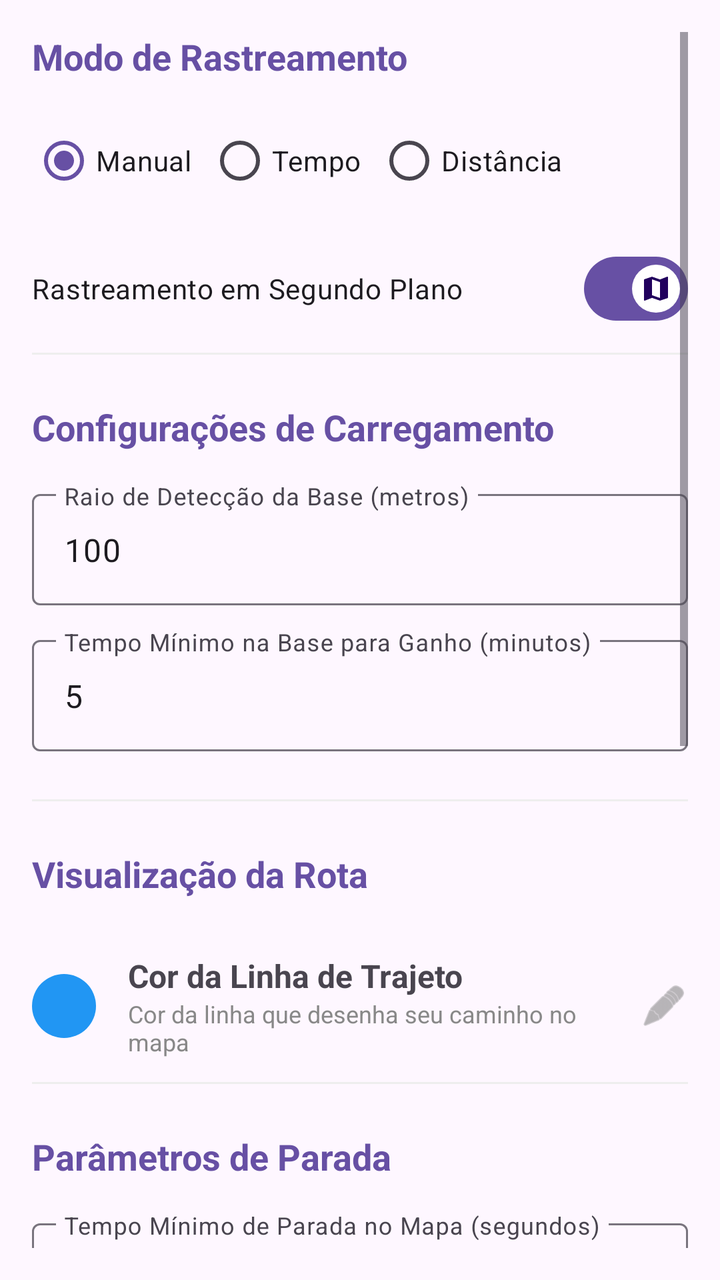
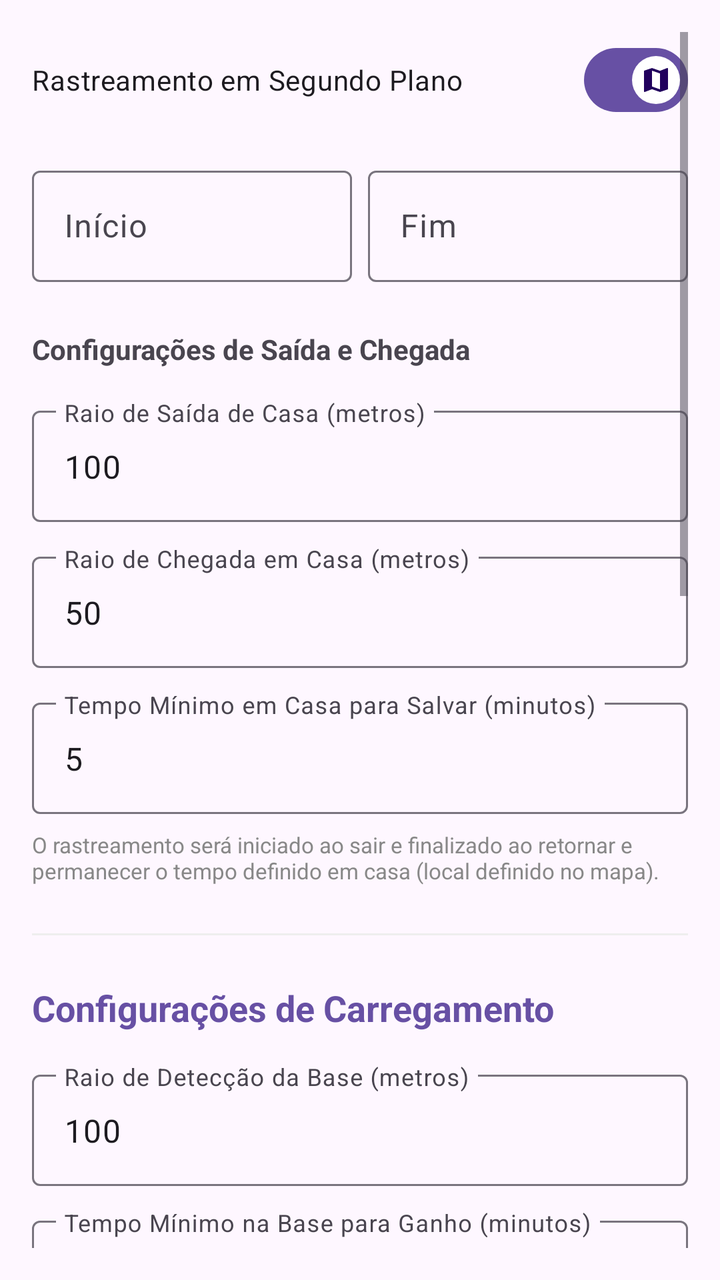

Compare the two renders of this Android layout. The source of the first and the diff that turns it into the second are given below.
<!-- AndroidManifest.xml: application theme Theme.Entregas -->
<!-- res/layout/fragment_tracking_settings.xml -->
<?xml version="1.0" encoding="utf-8"?>
<ScrollView xmlns:android="http://schemas.android.com/apk/res/android"
    xmlns:app="http://schemas.android.com/apk/res-auto"
    android:layout_width="match_parent"
    android:layout_height="match_parent"
    android:padding="16dp">

    <LinearLayout
        android:layout_width="match_parent"
        android:layout_height="wrap_content"
        android:orientation="vertical">

        <TextView
            android:layout_width="match_parent"
            android:layout_height="wrap_content"
            android:text="Modo de Rastreamento"
            android:textSize="18sp"
            android:textStyle="bold"
            android:layout_marginBottom="16dp"
            android:textColor="?attr/colorPrimary"/>

        <RadioGroup
            android:id="@+id/rgTrackingMode"
            android:layout_width="match_parent"
            android:layout_height="wrap_content"
            android:orientation="horizontal"
            android:layout_marginBottom="16dp">
            <RadioButton
                android:id="@+id/rbManualTracking"
                android:layout_width="wrap_content"
                android:layout_height="wrap_content"
                android:text="Manual"
                android:checked="true"/>
            <RadioButton
                android:id="@+id/rbAutoTracking"
                android:layout_width="wrap_content"
                android:layout_height="wrap_content"
                android:layout_marginStart="8dp"
                android:text="Tempo"/>
            <RadioButton
                android:id="@+id/rbDistanceTracking"
                android:layout_width="wrap_content"
                android:layout_height="wrap_content"
                android:layout_marginStart="8dp"
                android:text="Distância"/>
        </RadioGroup>

        <com.google.android.material.materialswitch.MaterialSwitch
            android:id="@+id/switchBackgroundTracking"
            android:layout_width="match_parent"
            android:layout_height="wrap_content"
            android:text="Rastreamento em Segundo Plano"
            android:checked="true"
            android:layout_marginBottom="8dp"
            app:thumbIcon="@drawable/ic_map"
            android:textColor="?attr/colorOnSurface"/>

        
        <LinearLayout
            android:id="@+id/layoutDevComboioSettings"
            android:layout_width="match_parent"
            android:layout_height="wrap_content"
            android:orientation="vertical"
            android:visibility="gone">

            <TextView
                android:layout_width="match_parent"
                android:layout_height="wrap_content"
                android:text="Privacidade do Modo Comboio"
                android:textSize="16sp"
                android:textStyle="bold"
                android:layout_marginBottom="8dp"/>

            <RadioGroup
                android:id="@+id/rgComboioMode"
                android:layout_width="match_parent"
                android:layout_height="wrap_content"
                android:orientation="vertical"
                android:layout_marginBottom="8dp">
                <RadioButton
                    android:id="@+id/rbComboioTargeted"
                    android:layout_width="match_parent"
                    android:layout_height="wrap_content"
                    android:text="Direcionado e Temporário (via Perfil)"/>
                <RadioButton
                    android:id="@+id/rbComboioAll"
                    android:layout_width="match_parent"
                    android:layout_height="wrap_content"
                    android:text="Todos os Amigos (Sempre que rastrear)"/>
                <RadioButton
                    android:id="@+id/rbComboioDisabled"
                    android:layout_width="match_parent"
                    android:layout_height="wrap_content"
                    android:text="Desativado (Ninguém me vê)"/>
            </RadioGroup>

            <TextView
                android:id="@+id/textComboioHint"
                android:layout_width="match_parent"
                android:layout_height="wrap_content"
                android:text="No modo Direcionado, você ativa o sinal individualmente no perfil de cada amigo."
                android:textSize="12sp"
                android:textColor="#888888"
                android:layout_marginBottom="24dp"
                android:paddingHorizontal="4dp"/>
        </LinearLayout>

        
        <LinearLayout
            android:id="@+id/layoutAutoTrackingTime"
            android:layout_width="match_parent"
            android:layout_height="wrap_content"
            android:orientation="horizontal"
            android:layout_marginBottom="24dp"
            android:visibility="gone">

            <com.google.android.material.textfield.TextInputLayout
                android:layout_width="0dp"
                android:layout_height="wrap_content"
                android:layout_weight="1"
                android:hint="Início">
                <com.google.android.material.textfield.TextInputEditText
                    android:id="@+id/editTrackingStart"
                    android:layout_width="match_parent"
                    android:layout_height="wrap_content"
                    android:inputType="none"
                    android:focusable="false"
                    android:clickable="true"/>
            </com.google.android.material.textfield.TextInputLayout>

            <com.google.android.material.textfield.TextInputLayout
                android:layout_width="0dp"
                android:layout_height="wrap_content"
                android:layout_weight="1"
                android:layout_marginStart="8dp"
                android:hint="Fim">
                <com.google.android.material.textfield.TextInputEditText
                    android:id="@+id/editTrackingEnd"
                    android:layout_width="match_parent"
                    android:layout_height="wrap_content"
                    android:inputType="none"
                    android:focusable="false"
                    android:clickable="true"/>
            </com.google.android.material.textfield.TextInputLayout>
        </LinearLayout>

        
        <LinearLayout
            android:id="@+id/layoutAutoTrackingDistance"
            android:layout_width="match_parent"
            android:layout_height="wrap_content"
            android:orientation="vertical"
            android:layout_marginBottom="24dp"
            android:visibility="gone">

            <TextView
                android:layout_width="match_parent"
                android:layout_height="wrap_content"
                android:text="Configurações de Saída e Chegada"
                android:textStyle="bold"
                android:layout_marginBottom="16dp"/>

            <com.google.android.material.textfield.TextInputLayout
                android:layout_width="match_parent"
                android:layout_height="wrap_content"
                android:hint="Raio de Saída de Casa (metros)"
                android:layout_marginBottom="12dp"
                style="@style/Widget.Material3.TextInputLayout.OutlinedBox">
                <com.google.android.material.textfield.TextInputEditText
                    android:id="@+id/editHomeTriggerRadius"
                    android:layout_width="match_parent"
                    android:layout_height="wrap_content"
                    android:inputType="number"
                    android:text="100"/>
            </com.google.android.material.textfield.TextInputLayout>

            <com.google.android.material.textfield.TextInputLayout
                android:layout_width="match_parent"
                android:layout_height="wrap_content"
                android:hint="Raio de Chegada em Casa (metros)"
                android:layout_marginBottom="12dp"
                style="@style/Widget.Material3.TextInputLayout.OutlinedBox">
                <com.google.android.material.textfield.TextInputEditText
                    android:id="@+id/editHomeArrivalRadius"
                    android:layout_width="match_parent"
                    android:layout_height="wrap_content"
                    android:inputType="number"
                    android:text="50"/>
            </com.google.android.material.textfield.TextInputLayout>

            <com.google.android.material.textfield.TextInputLayout
                android:layout_width="match_parent"
                android:layout_height="wrap_content"
                android:hint="Tempo Mínimo em Casa para Salvar (minutos)"
                style="@style/Widget.Material3.TextInputLayout.OutlinedBox">
                <com.google.android.material.textfield.TextInputEditText
                    android:id="@+id/editHomeArrivalTime"
                    android:layout_width="match_parent"
                    android:layout_height="wrap_content"
                    android:inputType="number"
                    android:text="5"/>
            </com.google.android.material.textfield.TextInputLayout>

            <TextView
                android:layout_width="match_parent"
                android:layout_height="wrap_content"
                android:text="O rastreamento será iniciado ao sair e finalizado ao retornar e permanecer o tempo definido em casa (local definido no mapa)."
                android:textSize="11sp"
                android:textColor="#888888"
                android:layout_marginTop="8dp"/>
        </LinearLayout>

        <View android:layout_width="match_parent" android:layout_height="1dp" android:background="#EEEEEE" android:layout_marginBottom="24dp"/>

        <TextView
            android:layout_width="match_parent"
            android:layout_height="wrap_content"
            android:text="Configurações de Carregamento"
            android:textSize="18sp"
            android:textStyle="bold"
            android:layout_marginBottom="16dp"
            android:textColor="?attr/colorPrimary"/>

        <com.google.android.material.textfield.TextInputLayout
            android:layout_width="match_parent"
            android:layout_height="wrap_content"
            android:hint="Raio de Detecção da Base (metros)"
            android:layout_marginBottom="12dp"
            style="@style/Widget.Material3.TextInputLayout.OutlinedBox">
            <com.google.android.material.textfield.TextInputEditText
                android:id="@+id/editLoadingRadius"
                android:layout_width="match_parent"
                android:layout_height="wrap_content"
                android:inputType="number"
                android:text="100"/>
        </com.google.android.material.textfield.TextInputLayout>

        <com.google.android.material.textfield.TextInputLayout
            android:layout_width="match_parent"
            android:layout_height="wrap_content"
            android:hint="Tempo Mínimo na Base para Ganho (minutos)"
            android:layout_marginBottom="24dp"
            style="@style/Widget.Material3.TextInputLayout.OutlinedBox">
            <com.google.android.material.textfield.TextInputEditText
                android:id="@+id/editLoadingTime"
                android:layout_width="match_parent"
                android:layout_height="wrap_content"
                android:inputType="number"
                android:text="5"/>
        </com.google.android.material.textfield.TextInputLayout>

        <View android:layout_width="match_parent" android:layout_height="1dp" android:background="#EEEEEE" android:layout_marginBottom="24dp"/>

        <TextView
            android:layout_width="match_parent"
            android:layout_height="wrap_content"
            android:text="Visualização da Rota"
            android:textSize="18sp"
            android:textStyle="bold"
            android:layout_marginBottom="16dp"
            android:textColor="?attr/colorPrimary"/>

        <LinearLayout
            android:id="@+id/layoutColorRouteLine"
            android:layout_width="match_parent"
            android:layout_height="wrap_content"
            android:orientation="horizontal"
            android:gravity="center_vertical"
            android:paddingVertical="12dp"
            android:clickable="true"
            android:focusable="true"
            android:background="?attr/selectableItemBackground">

            <View
                android:id="@+id/viewColorRouteLine"
                android:layout_width="32dp"
                android:layout_height="32dp"
                android:background="@drawable/bg_circle_primary"
                android:layout_marginEnd="16dp"
                android:backgroundTint="#2196F3"/>

            <LinearLayout
                android:layout_width="0dp"
                android:layout_height="wrap_content"
                android:layout_weight="1"
                android:orientation="vertical">
                <TextView
                    android:layout_width="match_parent"
                    android:layout_height="wrap_content"
                    android:text="Cor da Linha de Trajeto"
                    android:textSize="16sp"
                    android:textStyle="bold"/>
                <TextView
                    android:layout_width="match_parent"
                    android:layout_height="wrap_content"
                    android:text="Cor da linha que desenha seu caminho no mapa"
                    android:textSize="12sp"
                    android:textColor="#888888"/>
            </LinearLayout>

            <ImageView
                android:layout_width="24dp"
                android:layout_height="24dp"
                android:src="@android:drawable/ic_menu_edit"
                app:tint="#888888"/>
        </LinearLayout>

        <View android:layout_width="match_parent" android:layout_height="1dp" android:background="#EEEEEE" android:layout_marginBottom="24dp"/>

        <TextView
            android:layout_width="match_parent"
            android:layout_height="wrap_content"
            android:text="Parâmetros de Parada"
            android:textSize="18sp"
            android:textStyle="bold"
            android:layout_marginBottom="16dp"
            android:textColor="?attr/colorPrimary"/>

        <com.google.android.material.textfield.TextInputLayout
            android:layout_width="match_parent"
            android:layout_height="wrap_content"
            android:hint="Tempo Mínimo de Parada no Mapa (segundos)"
            android:layout_marginBottom="24dp"
            style="@style/Widget.Material3.TextInputLayout.OutlinedBox">
            <com.google.android.material.textfield.TextInputEditText
                android:id="@+id/editMinStopDuration"
                android:layout_width="match_parent"
                android:layout_height="wrap_content"
                android:inputType="number"
                android:text="15"/>
        </com.google.android.material.textfield.TextInputLayout>

        
        <LinearLayout
            android:layout_width="match_parent"
            android:layout_height="wrap_content"
            android:orientation="vertical"
            android:layout_marginBottom="24dp">

            <LinearLayout
                android:id="@+id/layoutColorShort"
                android:layout_width="match_parent"
                android:layout_height="wrap_content"
                android:orientation="horizontal"
                android:gravity="center_vertical"
                android:paddingVertical="8dp"
                android:clickable="true"
                android:focusable="true">
                <View android:id="@+id/viewColorShort" android:layout_width="24dp" android:layout_height="24dp" android:background="@drawable/bg_circle_primary" android:layout_marginEnd="12dp" android:backgroundTint="#4CAF50"/>
                <TextView android:layout_width="wrap_content" android:layout_height="wrap_content" android:text="Parada Curta" android:textStyle="bold"/>
            </LinearLayout>

            <LinearLayout
                android:layout_width="match_parent"
                android:layout_height="wrap_content"
                android:orientation="horizontal"
                android:layout_marginTop="8dp">
                <com.google.android.material.textfield.TextInputLayout
                    android:layout_width="0dp"
                    android:layout_height="wrap_content"
                    android:layout_weight="1"
                    android:hint="Duração máx. (s)"
                    style="@style/Widget.Material3.TextInputLayout.OutlinedBox">
                    <com.google.android.material.textfield.TextInputEditText
                        android:id="@+id/editShortTime"
                        android:layout_width="match_parent"
                        android:layout_height="wrap_content"
                        android:inputType="number"
                        android:text="60"/>
                </com.google.android.material.textfield.TextInputLayout>
                <com.google.android.material.textfield.TextInputLayout
                    android:layout_width="0dp"
                    android:layout_height="wrap_content"
                    android:layout_weight="1"
                    android:layout_marginStart="8dp"
                    android:hint="Raio dist. (m)"
                    style="@style/Widget.Material3.TextInputLayout.OutlinedBox">
                    <com.google.android.material.textfield.TextInputEditText
                        android:id="@+id/editShortRadius"
                        android:layout_width="match_parent"
                        android:layout_height="wrap_content"
                        android:inputType="number"
                        android:text="20"/>
                </com.google.android.material.textfield.TextInputLayout>
            </LinearLayout>
        </LinearLayout>

        
        <LinearLayout
            android:layout_width="match_parent"
            android:layout_height="wrap_content"
            android:orientation="vertical"
            android:layout_marginBottom="24dp">

            <LinearLayout
                android:id="@+id/layoutColorMedium"
                android:layout_width="match_parent"
                android:layout_height="wrap_content"
                android:orientation="horizontal"
                android:gravity="center_vertical"
                android:paddingVertical="8dp"
                android:clickable="true"
                android:focusable="true">
                <View android:id="@+id/viewColorMedium" android:layout_width="24dp" android:layout_height="24dp" android:background="@drawable/bg_circle_primary" android:layout_marginEnd="12dp" android:backgroundTint="#FBC02D"/>
                <TextView android:layout_width="wrap_content" android:layout_height="wrap_content" android:text="Parada Média" android:textStyle="bold"/>
            </LinearLayout>

            <LinearLayout
                android:layout_width="match_parent"
                android:layout_height="wrap_content"
                android:orientation="horizontal"
                android:layout_marginTop="8dp">
                <com.google.android.material.textfield.TextInputLayout
                    android:layout_width="0dp"
                    android:layout_height="wrap_content"
                    android:layout_weight="1"
                    android:hint="Duração máx. (s)"
                    style="@style/Widget.Material3.TextInputLayout.OutlinedBox">
                    <com.google.android.material.textfield.TextInputEditText
                        android:id="@+id/editMediumTime"
                        android:layout_width="match_parent"
                        android:layout_height="wrap_content"
                        android:inputType="number"
                        android:text="240"/>
                </com.google.android.material.textfield.TextInputLayout>
                <com.google.android.material.textfield.TextInputLayout
                    android:layout_width="0dp"
                    android:layout_height="wrap_content"
                    android:layout_weight="1"
                    android:layout_marginStart="8dp"
                    android:hint="Raio dist. (m)"
                    style="@style/Widget.Material3.TextInputLayout.OutlinedBox">
                    <com.google.android.material.textfield.TextInputEditText
                        android:id="@+id/editMediumRadius"
                        android:layout_width="match_parent"
                        android:layout_height="wrap_content"
                        android:inputType="number"
                        android:text="40"/>
                </com.google.android.material.textfield.TextInputLayout>
            </LinearLayout>
        </LinearLayout>

        
        <LinearLayout
            android:layout_width="match_parent"
            android:layout_height="wrap_content"
            android:orientation="vertical"
            android:layout_marginBottom="24dp">

            <LinearLayout
                android:id="@+id/layoutColorLong"
                android:layout_width="match_parent"
                android:layout_height="wrap_content"
                android:orientation="horizontal"
                android:gravity="center_vertical"
                android:paddingVertical="8dp"
                android:clickable="true"
                android:focusable="true">
                <View android:id="@+id/viewColorLong" android:layout_width="24dp" android:layout_height="24dp" android:background="@drawable/bg_circle_primary" android:layout_marginEnd="12dp" android:backgroundTint="#F44336"/>
                <TextView android:layout_width="wrap_content" android:layout_height="wrap_content" android:text="Parada Longa" android:textStyle="bold"/>
            </LinearLayout>

            <com.google.android.material.textfield.TextInputLayout
                android:layout_width="match_parent"
                android:layout_height="wrap_content"
                android:layout_marginTop="8dp"
                android:hint="Raio dist. (m) (Acima de Média)"
                style="@style/Widget.Material3.TextInputLayout.OutlinedBox">
                <com.google.android.material.textfield.TextInputEditText
                    android:id="@+id/editLongRadius"
                    android:layout_width="match_parent"
                    android:layout_height="wrap_content"
                    android:inputType="number"
                    android:text="80"/>
            </com.google.android.material.textfield.TextInputLayout>
        </LinearLayout>

    </LinearLayout>
</ScrollView>
<!-- resources referenced by this layout -->
<resources>
  <!-- drawable bg_circle_primary (drawable) -->
  <?xml version="1.0" encoding="utf-8"?>
  <shape xmlns:android="http://schemas.android.com/apk/res/android"
      android:shape="oval">
      <solid android:color="?attr/colorPrimary" />
  </shape>
  <!-- drawable ic_map (drawable) -->
  <vector xmlns:android="http://schemas.android.com/apk/res/android"
      android:width="24dp"
      android:height="24dp"
      android:viewportWidth="24"
      android:viewportHeight="24">
      <path
          android:fillColor="#000000"
          android:pathData="L20.5,3l-0.16,0.03L15,5.1L9,3L3.36,4.9c-0.21,0.07 -0.36,0.25 -0.36,0.48L3,20.5c0,0.28 0.22,0.5 0.5,0.5l0.16,-0.03L9,18.9l6,2.1 5.64,-1.9c0.21,-0.07 0.36,-0.25 0.36,-0.48L21,3.5c0,-0.28 -0.22,-0.5 -0.5,-0.5zM15,19l-6,-2.11L9,5l6,2.11L15,19z"/>
  </vector>
  <style name="Theme.Entregas" parent="Base.Theme.Entregas" />
  <style name="Base.Theme.Entregas" parent="Theme.Material3.DayNight.NoActionBar">
          
          
          <item name="popupMenuStyle">@style/Widget.App.PopupMenu</item>
      </style>
  <style name="Widget.App.PopupMenu" parent="Widget.Material3.PopupMenu">
          <item name="android:popupBackground">@drawable/bg_popup_rounded</item>
      </style>
  <!-- drawable bg_popup_rounded (drawable) -->
  <?xml version="1.0" encoding="utf-8"?>
  <shape xmlns:android="http://schemas.android.com/apk/res/android">
      <solid android:color="?attr/colorSurface" />
      <corners android:radius="16dp" />
  </shape>
</resources>

<!-- the commit's change to res/layout/fragment_tracking_settings.xml (unified diff, before → after) -->
@@ -10,48 +10,13 @@
         android:layout_height="wrap_content"
         android:orientation="vertical">
 
-        <TextView
-            android:layout_width="match_parent"
-            android:layout_height="wrap_content"
-            android:text="Modo de Rastreamento"
-            android:textSize="18sp"
-            android:textStyle="bold"
-            android:layout_marginBottom="16dp"
-            android:textColor="?attr/colorPrimary"/>
-
-        <RadioGroup
-            android:id="@+id/rgTrackingMode"
-            android:layout_width="match_parent"
-            android:layout_height="wrap_content"
-            android:orientation="horizontal"
-            android:layout_marginBottom="16dp">
-            <RadioButton
-                android:id="@+id/rbManualTracking"
-                android:layout_width="wrap_content"
-                android:layout_height="wrap_content"
-                android:text="Manual"
-                android:checked="true"/>
-            <RadioButton
-                android:id="@+id/rbAutoTracking"
-                android:layout_width="wrap_content"
-                android:layout_height="wrap_content"
-                android:layout_marginStart="8dp"
-                android:text="Tempo"/>
-            <RadioButton
-                android:id="@+id/rbDistanceTracking"
-                android:layout_width="wrap_content"
-                android:layout_height="wrap_content"
-                android:layout_marginStart="8dp"
-                android:text="Distância"/>
-        </RadioGroup>
-
         <com.google.android.material.materialswitch.MaterialSwitch
             android:id="@+id/switchBackgroundTracking"
             android:layout_width="match_parent"
             android:layout_height="wrap_content"
             android:text="Rastreamento em Segundo Plano"
             android:checked="true"
-            android:layout_marginBottom="8dp"
+            android:layout_marginBottom="16dp"
             app:thumbIcon="@drawable/ic_map"
             android:textColor="?attr/colorOnSurface"/>
 
@@ -107,12 +72,10 @@
 
         
         <LinearLayout
-            android:id="@+id/layoutAutoTrackingTime"
             android:layout_width="match_parent"
             android:layout_height="wrap_content"
             android:orientation="horizontal"
-            android:layout_marginBottom="24dp"
-            android:visibility="gone">
+            android:layout_marginBottom="24dp">
 
             <com.google.android.material.textfield.TextInputLayout
                 android:layout_width="0dp"
@@ -146,12 +109,10 @@
 
         
         <LinearLayout
-            android:id="@+id/layoutAutoTrackingDistance"
             android:layout_width="match_parent"
             android:layout_height="wrap_content"
             android:orientation="vertical"
-            android:layout_marginBottom="24dp"
-            android:visibility="gone">
+            android:layout_marginBottom="24dp">
 
             <TextView
                 android:layout_width="match_parent"
